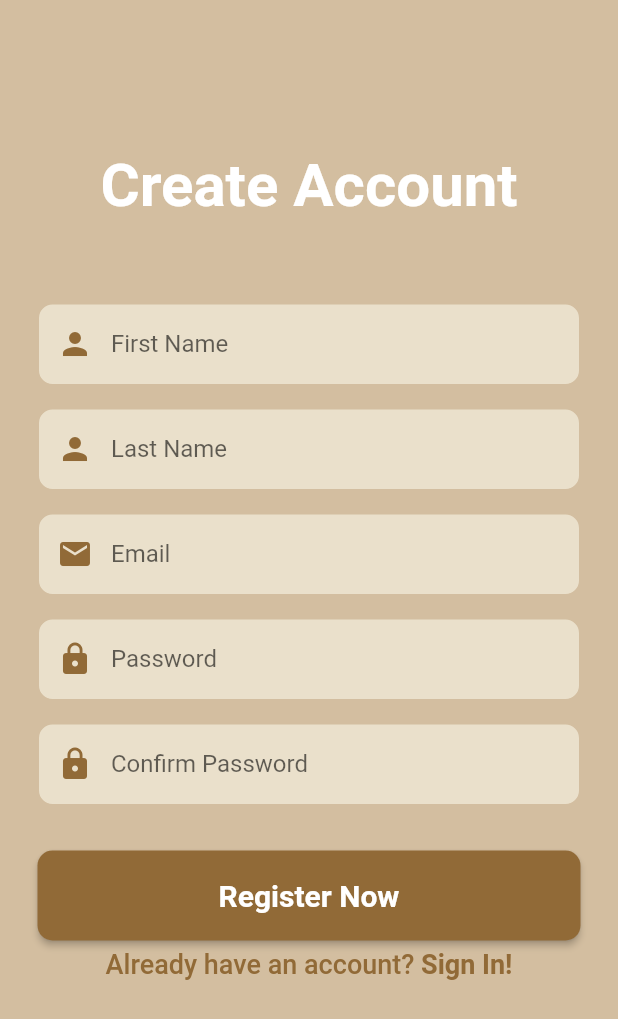
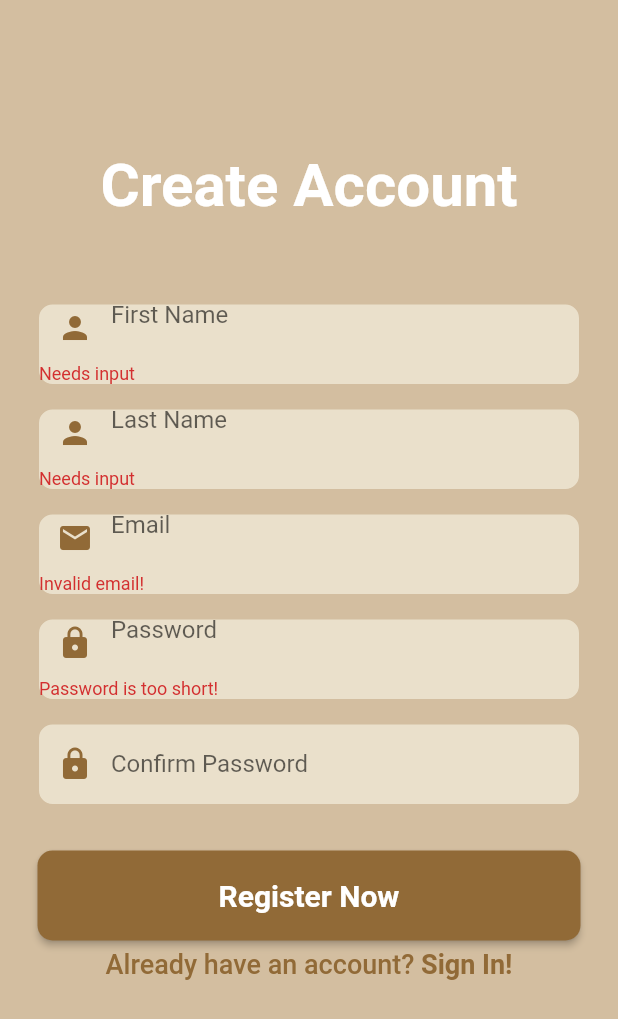
Before and after one commit to kqteDinh/RANK133, a Flutter app: the RegisterScreen screen opened directly, after a tap on "Register Now", on a phone screen of 412 x 824 dp. Shown: the top 1019 px of the screen. Run offline on Flutter 3.47's test engine with Material 2 defaults, Android fonts, the light colour scheme and no system bars.

Commit message:
User can sign in and log in

```diff
--- a/lib/RegisterScreen.dart
+++ b/lib/RegisterScreen.dart
@@ -1,7 +1,10 @@
 
 import 'package:flutter/material.dart';
 import 'package:flutter/services.dart';
+import 'package:provider/provider.dart';
 import 'package:rank133/loginScreen.dart';
+import 'package:rank133/models/https_exception.dart';
+import 'package:rank133/provider/provider.dart';
 import 'Colors/registerColors.dart';
 
 //import 'package:open_gym_app/models/http_exceptioin.dart';
@@ -85,52 +88,51 @@ class _registerScreenState extends State<RegisterScreen> {
       ));
   }
 
-  // Future<void> _saveForm() async {
-  //   _form.currentState!.save();
-  //   if (!_form.currentState!.validate()) {
-  //     // Invalid!
-  //     return;
-  //   }
-  //   _form.currentState!.save();
-  //   setState(() {
-  //     _isLoading = true;
-  //   });
-  //   print(_UserData.toString());
-  //   try{
-  //     await Provider.of<User>(context, listen: false)
-  //       .signup(
-  //         _UserData['firstName'],
-  //         _UserData['lastName'],
-  //         _UserData['email'],
-  //         _UserData['phoneNumber'],
-  //         _UserData['password']
-  //       );
-  //       if(_isLoading){
-  //         Navigator.of(context).pushNamed(TransitionScreen.routeName);
-  //       }
-  //       Navigator.of(context).pushNamed(registersuccessScreen.routeName);
-  //   } on HttpException catch (error){
-  //     var errorMessage = 'Authentication failed';
-  //       if(error.toString().contains('EMAIL_EXISTS')){
-  //         errorMessage = 'This email is already in use.';
-  //       }
-  //       else if(error.toString().contains('INVALID_EMAIL') || error.toString().contains('INVALID PASSWORD')){
-  //         errorMessage = 'This is not a valid email address or password';
-  //       }
-  //       else if(error.toString().contains('WEAK_PASSWORD')){
-  //           errorMessage = 'This password is too weak';
-  //       }
-  //       else if(error.toString().contains('EMAIL_NOT_FOUND')){
-  //         errorMessage = 'Could not find a user with that email';
-  //       }
-  //       _showErrorDialog(errorMessage);
-  //     } catch(error){
-  //       const errorMessage= 'Could not authenticate you. Please try again later.';
-  //     }
-  //   setState(() {
-  //     _isLoading = false;
-  //   });
-  // }
+  Future<void> _saveForm() async {
+    _form.currentState!.save();
+    if (!_form.currentState!.validate()) {
+      // Invalid!
+      return;
+    }
+    _form.currentState!.save();
+    setState(() {
+      _isLoading = true;
+    });
+    print(_UserData.toString());
+    try{
+      await Provider.of<User>(context, listen: false)
+        .signup(
+          _UserData['firstName'],
+          _UserData['lastName'],
+          _UserData['email'],
+          _UserData['password']
+        );
+        if(_isLoading){
+          // Navigator.of(context).pushNamed(TransitionScreen.routeName);
+        }
+        Navigator.of(context).pushNamed(LoginScreen.routeName);
+    } on HttpException catch (error){
+      var errorMessage = 'Authentication failed';
+        if(error.toString().contains('EMAIL_EXISTS')){
+          errorMessage = 'This email is already in use.';
+        }
+        else if(error.toString().contains('INVALID_EMAIL') || error.toString().contains('INVALID PASSWORD')){
+          errorMessage = 'This is not a valid email address or password';
+        }
+        else if(error.toString().contains('WEAK_PASSWORD')){
+            errorMessage = 'This password is too weak';
+        }
+        else if(error.toString().contains('EMAIL_NOT_FOUND')){
+          errorMessage = 'Could not find a user with that email';
+        }
+        _showErrorDialog(errorMessage);
+      } catch(error){
+        const errorMessage= 'Could not authenticate you. Please try again later.';
+      }
+    setState(() {
+      _isLoading = false;
+    });
+  }
 
   @override
   Widget build(BuildContext context) {
@@ -377,7 +379,7 @@ class _registerScreenState extends State<RegisterScreen> {
                               ),
                             ),
                             onPressed: () {
-                              // _saveForm();
+                              _saveForm();
                             },
                             child: const Text(
                               'Register Now',
--- a/lib/loginScreen.dart
+++ b/lib/loginScreen.dart
@@ -1,10 +1,10 @@
 import 'package:flutter/material.dart';
 import 'package:flutter/services.dart';
+import 'package:provider/provider.dart';
+import 'package:rank133/provider/provider.dart';
 import 'Colors/registerColors.dart';
 import 'RegisterScreen.dart';
-// import 'package:open_gym_app/models/http_exceptioin.dart';
-
-
+import 'models/https_exception.dart';
 class LoginScreen extends StatefulWidget {
   static const routeName = '/logIn';
   @override
@@ -135,44 +135,44 @@ void _showErrorDialog(String message){
       ));
   }
 
-// Future<void> _saveForm() async {
-//     _form.currentState!.save();
-//     if (!_form.currentState!.validate()) {
-//       // Invalid!
-//       return;
-//     }
-//     _form.currentState!.save();
-//     setState(() {
-//       _isLoading = true;
-//     });
-//     print(_UserData.toString());
-//     // try{
-//     //   // await Provider.of<User>(context, listen: false)
-//     //   //   .logIn(_UserData['email'], _UserData['password']);
-//     //   // Navigator.of(context).pushNamed(WelcomeScreen.routeName);
-//     // }
-//     // on HttpException catch(error){
-//     //   var errorMessage = 'Authentication failed';
-//     //   if(error.toString().contains('EMAIL_EXISTS')){
-//     //     errorMessage = 'This email is already in use.';
-//     //   }
-//     //   else if(error.toString().contains('INVALID_EMAIL')){
-//     //     errorMessage = 'This is not a valid email address.';
-//     //   }
-//     //   else if(error.toString().contains('WEAK_PASSWORD')){
-//     //     errorMessage = 'This password is too weak';
-//     //   }
-//     //   else if(error.toString().contains('EMAIL_NOT_FOUND') || error.toString().contains('INVALID_PASSWORD')){
-//     //     errorMessage = 'Could not find a user with that email or password';
-//     //   }
-//     //   _showErrorDialog(errorMessage);
-//     // } catch(error){
-//     //   const errorMessage = 'Could not authenticate you. Please try again later.';
-//     // }
-//     setState(() {
-//       _isLoading = false;
-//     });
-//   }
+Future<void> _saveForm() async {
+    _form.currentState!.save();
+    if (!_form.currentState!.validate()) {
+      // Invalid!
+      return;
+    }
+    _form.currentState!.save();
+    setState(() {
+      _isLoading = true;
+    });
+    print(_UserData.toString());
+    try{
+      await Provider.of<User>(context, listen: false)
+        .logIn(_UserData['email'], _UserData['password']);
+        Navigator.of(context).pushNamed(RegisterScreen.routeName);
+    }
+    on HttpException catch(error){
+      var errorMessage = 'Authentication failed';
+      if(error.toString().contains('EMAIL_EXISTS')){
+        errorMessage = 'This email is already in use.';
+      }
+      else if(error.toString().contains('INVALID_EMAIL')){
+        errorMessage = 'This is not a valid email address.';
+      }
+      else if(error.toString().contains('WEAK_PASSWORD')){
+        errorMessage = 'This password is too weak';
+      }
+      else if(error.toString().contains('EMAIL_NOT_FOUND') || error.toString().contains('INVALID_PASSWORD')){
+        errorMessage = 'Could not find a user with that email or password';
+      }
+      _showErrorDialog(errorMessage);
+    } catch(error){
+      const errorMessage = 'Could not authenticate you. Please try again later.';
+    }
+    setState(() {
+      _isLoading = false;
+    });
+  }
 
   @override
   Widget build(BuildContext context) {
@@ -201,7 +201,7 @@ void _showErrorDialog(String message){
                     mainAxisAlignment: MainAxisAlignment.center,
                     children: <Widget>[
                       Text(
-                        'RANKd',
+                        'RANKd Eats',
                         style: TextStyle(
                             color: titleColor,
                             fontSize: 40,
@@ -303,7 +303,7 @@ void _showErrorDialog(String message){
                                 ),
                               ),
                               onPressed: () {
-                                // _saveForm();
+                                _saveForm();
                               },
                               child: Text(
                                 'Log In',
--- /dev/null
+++ b/lib/models/https_exception.dart
@@ -0,0 +1,11 @@
+class HttpException implements Exception {
+  final String message;
+
+  HttpException(this.message);
+
+  @override
+  String toString() {
+    return message;
+    // return super.toString(); // Instance of HttpException
+  }
+}
--- a/pubspec.yaml
+++ b/pubspec.yaml
@@ -31,15 +31,17 @@ environment:
 dependencies:
   flutter:
     sdk: flutter
-
+  provider: ^6.0.4
 
   # The following adds the Cupertino Icons font to your application.
   # Use with the CupertinoIcons class for iOS style icons.
   cupertino_icons: ^1.0.2
+  firebase_core: ^2.3.0
 
 dev_dependencies:
   flutter_test:
     sdk: flutter
+  http: ^0.13.5
 
   # The "flutter_lints" package below contains a set of recommended lints to
   # encourage good coding practices. The lint set provided by the package is
```
Also changed, not shown: lib/main.dart (+10 -3 lines), lib/provider/provider.dart (added, +82 -0 lines), pubspec.lock, 10 other files.
